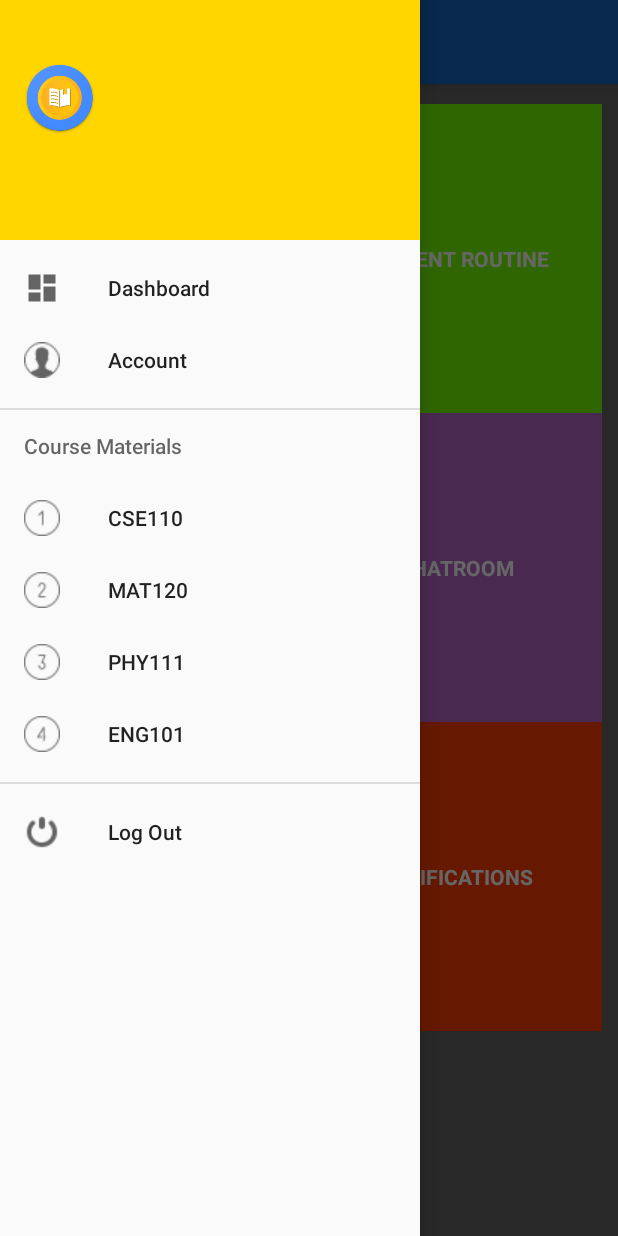
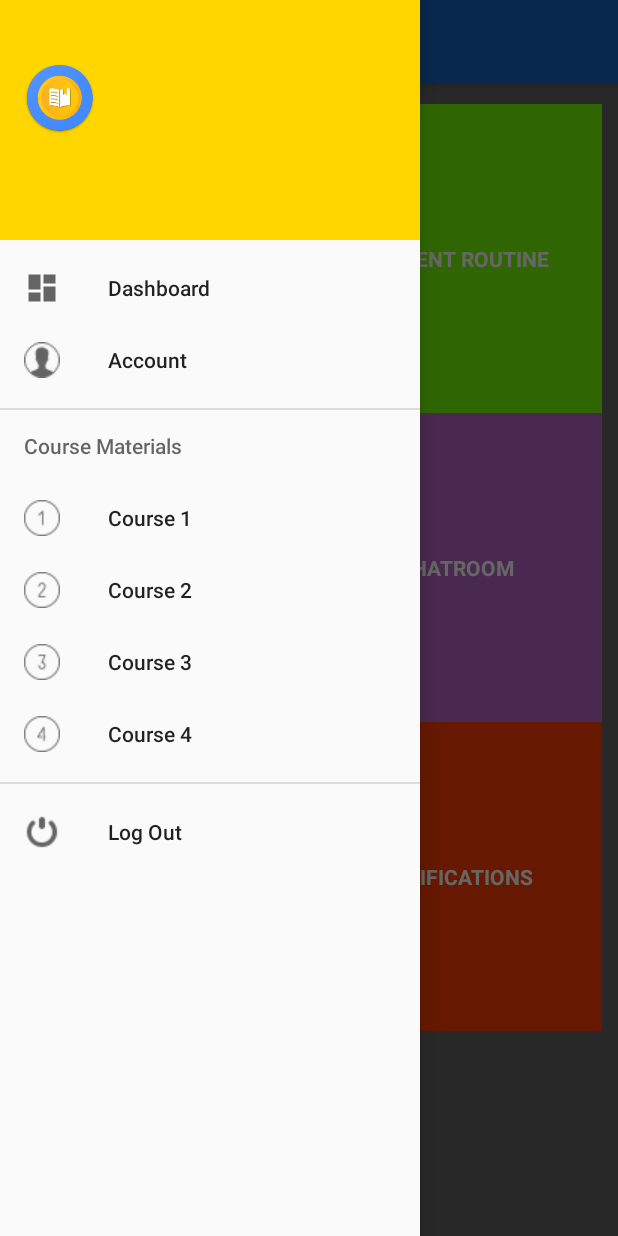
Before and after one commit to SamaSamrin/EdEasy, an Android app: the screen it shows after launch once a user with an empty profile is signed in (NavDrawer), with the side drawer open, on a phone screen of 412 x 824 dp. Run offline under Robolectric (Android 15) with nearby library versions, the phone set to English and light mode, and no system bars; our stand-ins replace Firebase (no records; nobody signed in at launch, a user with empty details on screens opened directly); libraries missing offline, so code that uses them is left out: com.firebase.ui; 1 statement that could not run was skipped.

Commit message:
displaying user's assigned courses in drawer menu

```diff
--- a/app/src/main/java/com/example/user/edeasy/NavDrawer.java
+++ b/app/src/main/java/com/example/user/edeasy/NavDrawer.java
@@ -19,6 +19,7 @@ import android.support.v7.app.AppCompatActivity;
 import android.support.v7.widget.Toolbar;
 import android.view.Menu;
 import android.view.MenuItem;
+import android.view.ViewGroup;
 import android.widget.AdapterView;
 import android.widget.ListView;
 import android.widget.TextView;
@@ -51,10 +52,12 @@ public class NavDrawer extends AppCompatActivity
     String user_key;
     int numberOfCourses;
     String[][] assignedCourses;
+    MenuItem[] menuItems;
     User user;
 
     private View containerView;
     Toolbar toolbar;
+    Menu myMenu;
 
     FirebaseAuth auth;
     DatabaseReference databaseReference;
@@ -86,8 +89,10 @@ public class NavDrawer extends AppCompatActivity
         CSE_storageRef = storageReference.child("CSE");
         currentUser = auth.getCurrentUser();
 
+        //myMenu = (Menu)findViewById(R.id.top_drawer_menu);
+        menuItems = new MenuItem[5];
+
         bundle = getIntent().getExtras();
-        handleCurrentUserInfo();//whole process of retrieving current user data
 
         Fragment fragment = new Dashboard();
         FragmentManager manager = getSupportFragmentManager();
@@ -115,20 +120,11 @@ public class NavDrawer extends AppCompatActivity
         nav_user.setText(username);
         nav_user_email = (TextView) hView.findViewById(R.id.drawer_header_subtitle);
         nav_user_email.setText(user_email);
+        myMenu = navigationView.getMenu();
 
         navigationView.setNavigationItemSelectedListener(this);
-        //containerView = navigationView;
 
-
-        //cannot get the views properly
-//        TextView drawer_header_name = (TextView) navigationView.findViewById(R.id.drawer_header_title);
-//        if (drawer_header_name != null)
-//            Log.e(TAG, "drawer header name is - "+drawer_header_name.toString());
-//        else
-//            Log.e(TAG, "drawer header name is still null");
-        TextView drawer_header_email = (TextView) findViewById(R.id.drawer_header_subtitle);
-
-
+        handleCurrentUserInfo();//whole process of retrieving current user data
     }
 
     @Override
@@ -144,10 +140,38 @@ public class NavDrawer extends AppCompatActivity
     @Override
     public boolean onCreateOptionsMenu(Menu menu) {
         // Inflate the menu; this adds items to the action bar if it is present.
-        getMenuInflater().inflate(R.menu.nav_drawer, menu);
         Log.e(TAG, "on create options menu");
+        getMenuInflater().inflate(R.menu.activity_nav_drawer_drawer, menu);
+        return true;
+    }
 
-        return true;
+    public void updateOptionsMenu(Menu menu){
+        if (assignedCourses!=null) {
+            MenuItem item = null;
+            for (int i=0; i<assignedCourses.length; i++) {
+                switch (i){
+                    case 0 :
+                        item = menu.findItem(R.id.course1_drawer_item);
+                        break;
+                    case 1 :
+                        item = menu.findItem(R.id.course2_drawer_item);
+                        break;
+                    case 2 :
+                        item = menu.findItem(R.id.course3_drawer_item);
+                        break;
+                    case 3 :
+                        item = menu.findItem(R.id.course4_drawer_item);
+                        break;
+                    case 4 :
+                        item = menu.findItem(R.id.course5_drawer_item);
+                        break;
+                }
+                if (item!=null)
+                    item.setTitle(assignedCourses[i][0]);
+                else
+                    Log.e(TAG, "#168, menu item is null");
+            }
+        }
     }
 
     @Override
@@ -349,14 +373,15 @@ public class NavDrawer extends AppCompatActivity
                     }
                 });
                 //********************COURSES*******************
+                MenuItem drawerCourseMenu = (MenuItem) findViewById(R.id.course_materials_section);
                 DatabaseReference coursesRef = currentUserRef.child("courses_assigned");
-                coursesRef.addListenerForSingleValueEvent(new ValueEventListener() {
+                coursesRef.addValueEventListener(new ValueEventListener() {
                     @Override
                     public void onDataChange(DataSnapshot dataSnapshot) {
                         Log.e(TAG, "onDataChange : COURSES");
                         long numberOfChildren = dataSnapshot.getChildrenCount();
                         numberOfCourses = (int) numberOfChildren;
-                        Log.e(TAG, "#200 : number of courses = "+ String.valueOf(numberOfCourses));
+                        Log.e(TAG, "#366 : number of courses = "+ String.valueOf(numberOfCourses));
                         assignedCourses = new String[numberOfCourses][2];
                         int i = 1;
                         for (DataSnapshot postSnapshot : dataSnapshot.getChildren()){
@@ -372,11 +397,13 @@ public class NavDrawer extends AppCompatActivity
                         //checking if assigned courses are retrieved correctly
                         if (assignedCourses != null){
                             for (int k=0; k<assignedCourses.length; k++){
-                                Log.e(TAG, "#403: course "+String.valueOf(k)+" : "+
+                                Log.e(TAG, "#382: course "+String.valueOf(k)+" : "+
                                         assignedCourses[k][0]+" section "+assignedCourses[k][1]);
                             }
                         }else
-                            Log.e(TAG, "null assigned courses");
+                            Log.e(TAG, "#386 : null assigned courses");
+                        //filling up the drawer options
+                        updateOptionsMenu(myMenu);
                     }
                     @Override
                     public void onCancelled(DatabaseError databaseError) {
--- a/app/src/main/res/menu/activity_nav_drawer_drawer.xml
+++ b/app/src/main/res/menu/activity_nav_drawer_drawer.xml
@@ -22,23 +22,23 @@
             <item
                 android:id="@+id/course1_drawer_item"
                 android:icon="@drawable/one"
-                android:title="CSE110" />
+                android:title="Course 1" />
             <item
                 android:id="@+id/course2_drawer_item"
                 android:icon="@drawable/two"
-                android:title="MAT120" />
+                android:title="Course 2" />
             <item
                 android:id="@+id/course3_drawer_item"
                 android:icon="@drawable/three"
-                android:title="PHY111" />
+                android:title="Course 3" />
             <item
                 android:id="@+id/course4_drawer_item"
                 android:icon="@drawable/four"
-                android:title="ENG101" />
+                android:title="Course 4" />
             <item
                 android:id="@+id/course5_drawer_item"
                 android:icon="@drawable/five"
-                android:title="CSE110"
+                android:title="Course 5"
                 android:visible="false"/>
         </menu>
 
```
